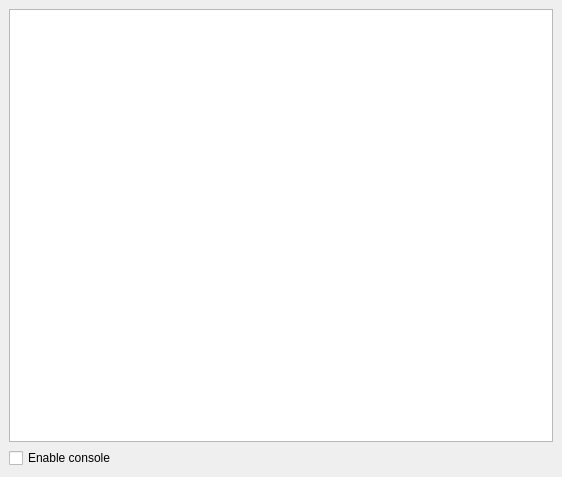
xmpp-graveyard/jabbim, file widgets/xmlConsole.ui: the form before one commit.
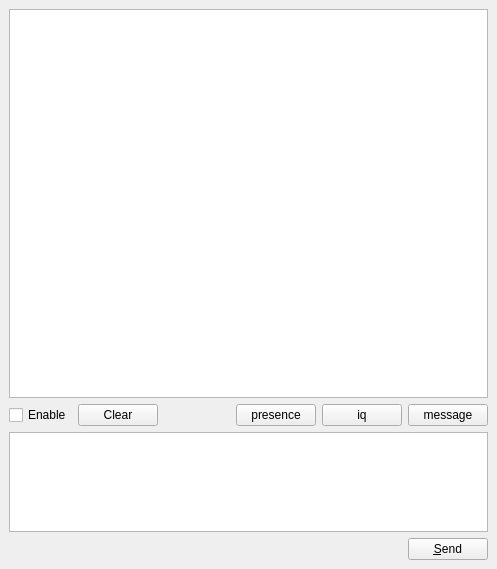
The form after the commit.

Diff of the .ui file:
```diff
--- a/widgets/xmlConsole.ui
+++ b/widgets/xmlConsole.ui
@@ -5,8 +5,8 @@
    <rect>
     <x>0</x>
     <y>0</y>
-    <width>562</width>
-    <height>477</height>
+    <width>497</width>
+    <height>569</height>
    </rect>
   </property>
   <property name="windowTitle" >
@@ -14,37 +14,108 @@
   </property>
   <widget class="QWidget" name="centralwidget" >
    <layout class="QGridLayout" >
-    <property name="leftMargin" >
-     <number>9</number>
-    </property>
-    <property name="topMargin" >
-     <number>9</number>
-    </property>
-    <property name="rightMargin" >
-     <number>9</number>
-    </property>
-    <property name="bottomMargin" >
-     <number>9</number>
-    </property>
-    <property name="horizontalSpacing" >
-     <number>6</number>
-    </property>
-    <property name="verticalSpacing" >
-     <number>6</number>
-    </property>
     <item row="0" column="0" >
      <widget class="QTextBrowser" name="xml" />
     </item>
     <item row="1" column="0" >
-     <widget class="QCheckBox" name="enable" >
-      <property name="text" >
-       <string>Enable console</string>
+     <layout class="QHBoxLayout" >
+      <item>
+       <widget class="QCheckBox" name="enable" >
+        <property name="text" >
+         <string>Enable</string>
+        </property>
+        <property name="checked" >
+         <bool>false</bool>
+        </property>
+       </widget>
+      </item>
+      <item>
+       <widget class="QPushButton" name="clear" >
+        <property name="text" >
+         <string>Clear</string>
+        </property>
+       </widget>
+      </item>
+      <item>
+       <spacer>
+        <property name="orientation" >
+         <enum>Qt::Horizontal</enum>
+        </property>
+        <property name="sizeHint" >
+         <size>
+          <width>81</width>
+          <height>20</height>
+         </size>
+        </property>
+       </spacer>
+      </item>
+      <item>
+       <layout class="QHBoxLayout" >
+        <item>
+         <widget class="QPushButton" name="presence" >
+          <property name="text" >
+           <string>presence</string>
+          </property>
+         </widget>
+        </item>
+        <item>
+         <widget class="QPushButton" name="iq" >
+          <property name="text" >
+           <string>iq</string>
+          </property>
+         </widget>
+        </item>
+        <item>
+         <widget class="QPushButton" name="message" >
+          <property name="text" >
+           <string>message</string>
+          </property>
+         </widget>
+        </item>
+       </layout>
+      </item>
+     </layout>
+    </item>
+    <item row="2" column="0" >
+     <widget class="QTextEdit" name="textEdit" >
+      <property name="sizePolicy" >
+       <sizepolicy vsizetype="Maximum" hsizetype="Preferred" >
+        <horstretch>0</horstretch>
+        <verstretch>0</verstretch>
+       </sizepolicy>
       </property>
-      <property name="checked" >
-       <bool>false</bool>
+      <property name="maximumSize" >
+       <size>
+        <width>16777215</width>
+        <height>100</height>
+       </size>
       </property>
      </widget>
     </item>
+    <item row="3" column="0" >
+     <layout class="QHBoxLayout" >
+      <item>
+       <spacer>
+        <property name="orientation" >
+         <enum>Qt::Horizontal</enum>
+        </property>
+        <property name="sizeHint" >
+         <size>
+          <width>441</width>
+          <height>21</height>
+         </size>
+        </property>
+       </spacer>
+      </item>
+      <item>
+       <widget class="QPushButton" name="send" >
+        <property name="text" >
+         <string>&amp;Send</string>
+        </property>
+       </widget>
+      </item>
+     </layout>
+    </item>
    </layout>
   </widget>
  </widget>
```
